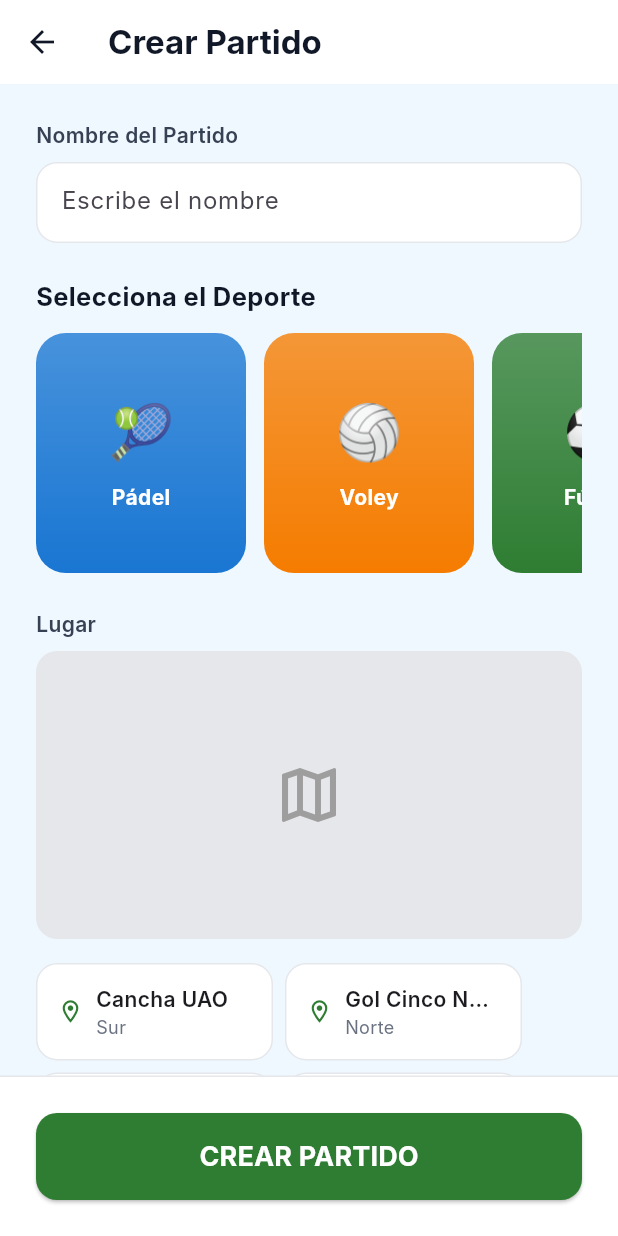
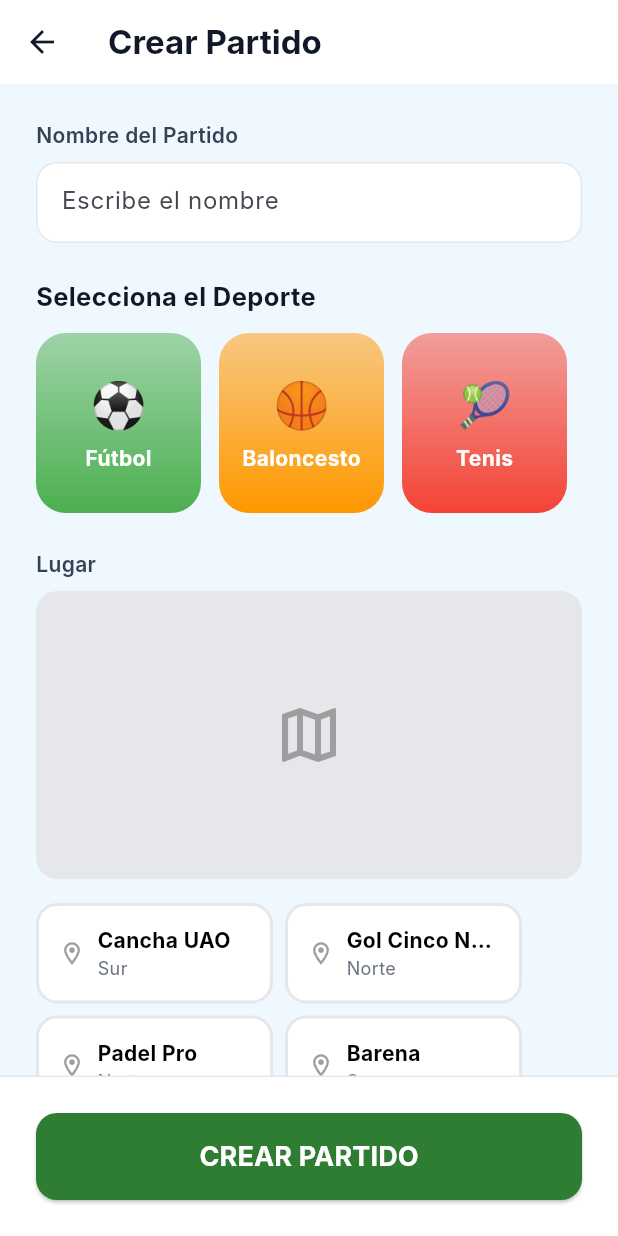
Before and after one commit to smol4050/gameOn, a Flutter app: the CrearScreen screen opened directly, on a phone screen of 412 x 824 dp. Run offline on Flutter 3.47's test engine with Material 3 defaults, Android fonts, the phone set to English and light mode, and no system bars; our stand-ins replace cloud_firestore, firebase_auth, firebase_core, flutter_image_compress, google_sign_in, image_picker; accounts and stored records are empty; Roboto replaces fonts that are missing (Inter).

Commit message:
funciona agenda y crear

```diff
--- a/lib/screens/crear_screen.dart
+++ b/lib/screens/crear_screen.dart
@@ -11,13 +11,16 @@ class CrearScreen extends StatefulWidget {
 class _CrearScreenState extends State<CrearScreen> {
   DateTime? selectedDate;
   TimeOfDay? selectedTime;
-  int players = 0;
+  int players = 10; // Empezamos con un número razonable
   int price = 2000;
   bool _isLoading = false;
 
+  // 🔹 NUEVAS VARIABLES DE SELECCIÓN
+  String? _selectedSport;
+  String? _selectedLocation;
+
   final TextEditingController nameController = TextEditingController();
-  final TextEditingController priceController =
-      TextEditingController(text: '2000');
+  final TextEditingController priceController = TextEditingController(text: '2000');
 
   @override
   void dispose() {
@@ -81,9 +84,20 @@ class _CrearScreenState extends State<CrearScreen> {
 
   // 🔹 FUNCIÓN PARA GUARDAR EN FIREBASE
   Future<void> _crearPartido() async {
-    if (nameController.text.isEmpty || selectedDate == null || selectedTime == null) {
+    if (nameController.text.isEmpty ||
+        selectedDate == null ||
+        selectedTime == null ||
+        _selectedSport == null ||
+        _selectedLocation == null) {
       ScaffoldMessenger.of(context).showSnackBar(
-        const SnackBar(content: Text('Por favor completa los datos básicos (Nombre, Fecha y Hora)')),
+        const SnackBar(content: Text('Por favor completa todos los campos (Nombre, Deporte, Lugar, Fecha y Hora)')),
+      );
+      return;
+    }
+
+    if (players <= 0) {
+       ScaffoldMessenger.of(context).showSnackBar(
+        const SnackBar(content: Text('El número de jugadores debe ser mayor a 0')),
       );
       return;
     }
@@ -91,23 +105,33 @@ class _CrearScreenState extends State<CrearScreen> {
     setState(() => _isLoading = true);
 
     try {
+      // 🔹 COMBINAR FECHA Y HORA EN UN TIMESTAMP
+      final DateTime fullDateTime = DateTime(
+        selectedDate!.year,
+        selectedDate!.month,
+        selectedDate!.day,
+        selectedTime!.hour,
+        selectedTime!.minute,
+      );
+
       await FirebaseFirestore.instance.collection('matches').add({
         'title': nameController.text.trim(),
-        'category': 'Fútbol', // Podrías hacerlo dinámico capturando el deporte seleccionado
-        'date': formattedDate,
-        'time': formattedTime,
-        'location': 'Cancha por definir', // Podrías capturarlo de _PlaceCard
-        'slots': "0/$players",
-        'price': "\$${priceController.text} COP",
+        'sport': _selectedSport,
+        'location': _selectedLocation,
+        'date': Timestamp.fromDate(fullDateTime),
+        'joinedSlots': 0,
+        'totalSlots': players,
+        'price': price,
         'createdAt': FieldValue.serverTimestamp(),
       });
 
       if (!mounted) return;
-      Navigator.pop(context); // Regresa a la pantalla principal
+      Navigator.pop(context);
       ScaffoldMessenger.of(context).showSnackBar(
         const SnackBar(content: Text('✅ Partido creado con éxito'), backgroundColor: Colors.green),
       );
     } catch (e) {
+      debugPrint("Error al crear partido: $e");
       ScaffoldMessenger.of(context).showSnackBar(
         SnackBar(content: Text('Error al crear: $e'), backgroundColor: Colors.red),
       );
@@ -153,16 +177,25 @@ class _CrearScreenState extends State<CrearScreen> {
             const SizedBox(height: 12),
 
             SizedBox(
-              height: 160,
+              height: 120, // Ajusté la altura
               child: ListView(
                 scrollDirection: Axis.horizontal,
-                children: const [
-                  _SportCard(title: 'Pádel', emoji: '🎾', color: Color(0xFF1976D2)),
-                  _SportCard(title: 'Voley', emoji: '🏐', color: Color(0xFFF57C00)),
-                  _SportCard(title: 'Fútbol', emoji: '⚽', color: Color(0xFF2E7D32)),
-                  _SportCard(title: 'Tenis', emoji: '🎾', color: Color(0xFF7D2E2E)),
-                  _SportCard(title: 'Ultimate', emoji: '🥏', color: Color(0xFF542E7D)),
-                ],
+                children: [
+                  'Fútbol', 'Baloncesto', 'Tenis', 'Pádel', 'Ultimate'
+                ].map((sport) {
+                  final emojis = {'Fútbol':'⚽', 'Baloncesto':'🏀', 'Tenis':'🎾', 'Pádel':'🎾', 'Ultimate':'🥏'};
+                  final colors = {'Fútbol':Colors.green, 'Baloncesto':Colors.orange, 'Tenis':Colors.red, 'Pádel':Colors.blue, 'Ultimate':Colors.deepPurple};
+
+                  return GestureDetector(
+                    onTap: () => setState(() => _selectedSport = sport),
+                    child: _SportCard(
+                      title: sport,
+                      emoji: emojis[sport]!,
+                      color: colors[sport]!,
+                      isSelected: _selectedSport == sport, // 👈 Se marca si está seleccionado
+                    ),
+                  );
+                }).toList(),
               ),
             ),
 
@@ -172,15 +205,24 @@ class _CrearScreenState extends State<CrearScreen> {
             _mapPlaceholder(),
             const SizedBox(height: 16),
 
-            const Wrap(
+            Wrap(
               spacing: 8,
               runSpacing: 8,
               children: [
-                _PlaceCard(name: 'Cancha UAO', zone: 'Sur'),
-                _PlaceCard(name: 'Gol Cinco Norte', zone: 'Norte'),
-                _PlaceCard(name: 'Padel Pro', zone: 'Norte'),
-                _PlaceCard(name: 'Barena', zone: 'Sur'),
-              ],
+                {'name': 'Cancha UAO', 'zone': 'Sur'},
+                {'name': 'Gol Cinco Norte', 'zone': 'Norte'},
+                {'name': 'Padel Pro', 'zone': 'Norte'},
+                {'name': 'Barena', 'zone': 'Sur'},
+              ].map((place) {
+                return GestureDetector(
+                  onTap: () => setState(() => _selectedLocation = place['name']),
+                  child: _PlaceCard(
+                    name: place['name']!,
+                    zone: place['zone']!,
+                    isSelected: _selectedLocation == place['name'], // 👈 Se marca
+                  ),
+                );
+              }).toList(),
             ),
 
             const SizedBox(height: 24),
@@ -450,25 +492,23 @@ class _SportCard extends StatelessWidget {
   final String title;
   final String emoji;
   final Color color;
+  final bool isSelected; // 👈 Agregado
 
-  const _SportCard({
-    required this.title,
-    required this.emoji,
-    required this.color,
-  });
+  const _SportCard({required this.title, required this.emoji, required this.color, required this.isSelected});
 
   @override
   Widget build(BuildContext context) {
     return Container(
-      width: 140,
+      width: 110,
       margin: const EdgeInsets.only(right: 12),
       decoration: BoxDecoration(
         borderRadius: BorderRadius.circular(20),
+        border: isSelected ? Border.all(color: Colors.white, width: 3) : null, // Borde si se selecciona
         gradient: LinearGradient(
           begin: Alignment.topCenter,
           end: Alignment.bottomCenter,
           colors: [
-            color.withAlpha(200),
+            isSelected ? color : color.withValues(alpha: 0.5),
             color,
           ],
         ),
@@ -476,15 +516,9 @@ class _SportCard extends StatelessWidget {
       child: Column(
         mainAxisAlignment: MainAxisAlignment.center,
         children: [
-          Text(emoji, style: const TextStyle(fontSize: 36)),
-          const SizedBox(height: 8),
-          Text(
-            title,
-            style: const TextStyle(
-              color: Colors.white,
-              fontWeight: FontWeight.w700,
-            ),
-          ),
+          Text(emoji, style: const TextStyle(fontSize: 30)),
+          const SizedBox(height: 4),
+          Text(title, style: const TextStyle(color: Colors.white, fontWeight: FontWeight.bold)),
         ],
       ),
     );
@@ -494,11 +528,9 @@ class _SportCard extends StatelessWidget {
 class _PlaceCard extends StatelessWidget {
   final String name;
   final String zone;
+  final bool isSelected; // 👈 Agregado
 
-  const _PlaceCard({
-    required this.name,
-    required this.zone,
-  });
+  const _PlaceCard({required this.name, required this.zone, required this.isSelected});
 
   @override
   Widget build(BuildContext context) {
@@ -506,34 +538,20 @@ class _PlaceCard extends StatelessWidget {
       width: 158,
       padding: const EdgeInsets.all(13),
       decoration: BoxDecoration(
-        color: Colors.white,
-        border: Border.all(color: const Color(0xFFE5E7EB)),
+        color: isSelected ? const Color(0xFF2E7D32).withValues(alpha: 0.1) : Colors.white,
+        border: Border.all(color: isSelected ? const Color(0xFF2E7D32) : const Color(0xFFE5E7EB), width: 2),
         borderRadius: BorderRadius.circular(14),
       ),
       child: Row(
         children: [
-          const Icon(
-            Icons.location_on_outlined,
-            size: 18,
-            color: Color(0xFF2E7D32),
-          ),
+          Icon(Icons.location_on_outlined, size: 18, color: isSelected ? const Color(0xFF2E7D32) : Colors.grey),
           const SizedBox(width: 8),
           Expanded(
             child: Column(
               crossAxisAlignment: CrossAxisAlignment.start,
               children: [
-                Text(
-                  name,
-                  overflow: TextOverflow.ellipsis,
-                  style: const TextStyle(fontWeight: FontWeight.w600),
-                ),
-                Text(
-                  zone,
-                  style: const TextStyle(
-                    fontSize: 12,
-                    color: Color(0xFF6A7282),
-                  ),
-                ),
+                Text(name, overflow: TextOverflow.ellipsis, style: TextStyle(fontWeight: FontWeight.bold, color: isSelected ? const Color(0xFF2E7D32) : Colors.black)),
+                Text(zone, style: const TextStyle(fontSize: 12, color: Color(0xFF6A7282))),
               ],
             ),
           ),
```
Also changed, not shown: lib/screens/agenda_screen.dart (+17 -6 lines), lib/screens/home_screen.dart (+57 -101 lines).
